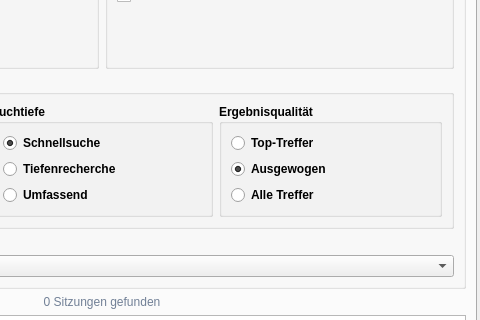
poliscope-de/poliscope-qgis-plugin, file ui/poliscope_plugin_dockwidget_base.ui: the form before one commit; both pictures show x 276 to 756 and y 293 to 613 of the 756 by 857 pixel window.
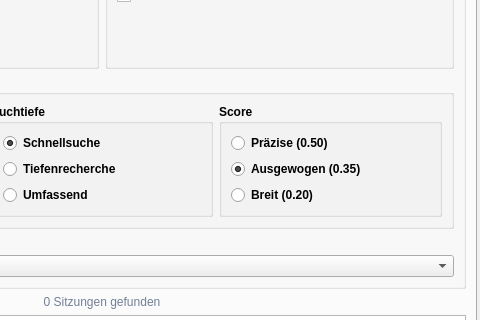
The form after the commit. The open tabs and pages were chosen to show the change. Icons and pictures are not drawn. Custom widgets are drawn as their Qt base class.

Commit message:
Rename Ergebnisqualität to Score in Suche tab
Group box renamed to gbScore_search. Radio buttons updated:
rbTopTreffer → rbPraezise_search (0.50), Ausgewogen stays (0.35),
rbAlleTreffer → rbBreit_search (0.20). Tooltip updated accordingly.

The edit to the form file:
```diff
--- a/ui/poliscope_plugin_dockwidget_base.ui
+++ b/ui/poliscope_plugin_dockwidget_base.ui
@@ -1089,20 +1089,20 @@
                          <string>Top-Treffer ≥0.70 | Ausgewogen ≥0.50 | Alle Treffer ≥0.30</string>
                         </property>
                         <property name="title">
-                         <string>Ergebnisqualität</string>
+                         <string>Score</string>
                         </property>
                         <layout class="QGridLayout" name="gridLayout_8">
                          <item row="0" column="0">
                           <widget class="QRadioButton" name="rbTopTreffer_search">
                            <property name="text">
-                            <string>Top-Treffer</string>
+                            <string>Präzise (0.50)</string>
                            </property>
                           </widget>
                          </item>
                          <item row="1" column="0">
                           <widget class="QRadioButton" name="rbAusgewogen_search">
                            <property name="text">
-                            <string>Ausgewogen</string>
+                            <string>Ausgewogen (0.35)</string>
                            </property>
                            <property name="checked">
                             <bool>true</bool>
@@ -1112,7 +1112,7 @@
                          <item row="2" column="0">
                           <widget class="QRadioButton" name="rbAlleTreffer_search">
                            <property name="text">
-                            <string>Alle Treffer</string>
+                            <string>Breit (0.20)</string>
                            </property>
                           </widget>
                          </item>
```
Left out of the diff: 8 changed lines with no effect on the pictures.
